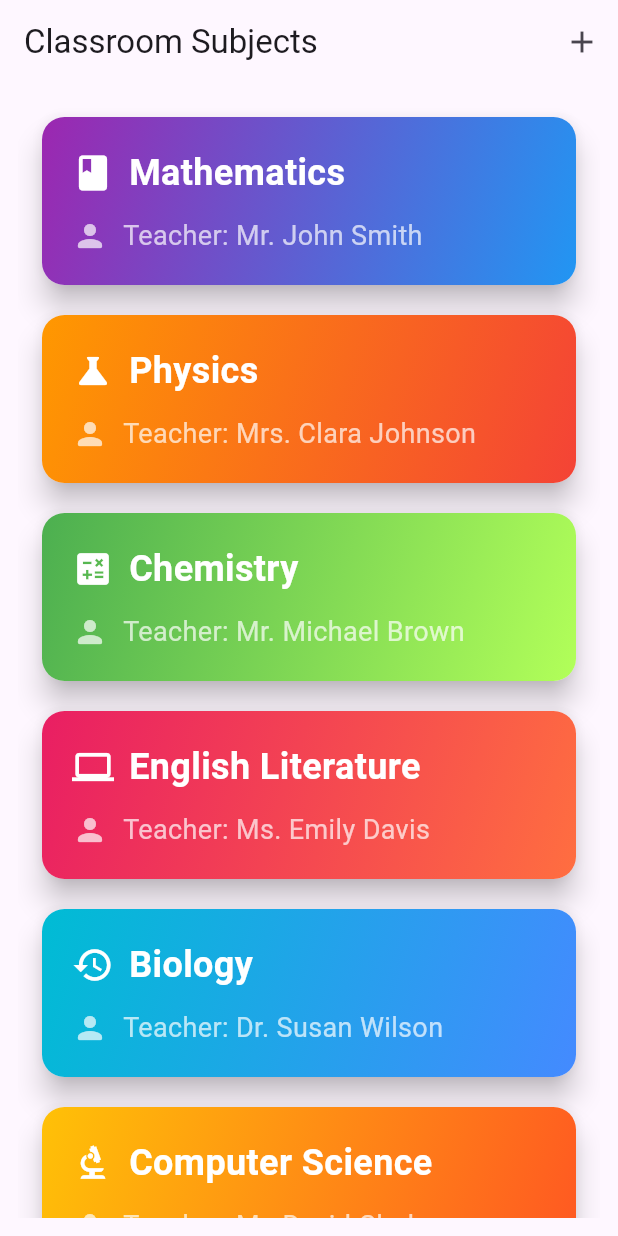
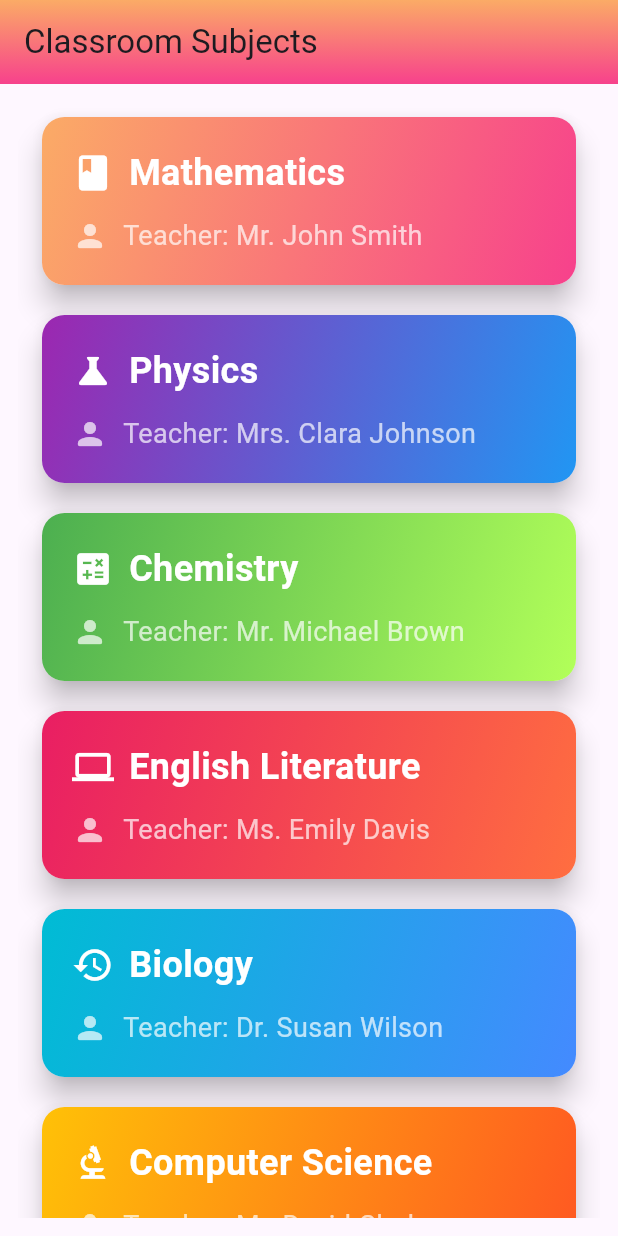
Before and after one commit to keyur653/kjit_hackathon, a Flutter app: the screen it shows after launch, on a phone screen of 412 x 824 dp. Run offline on Flutter 3.47's test engine with Material 3 defaults, Android fonts, the phone set to English and light mode, and no system bars; our stand-ins replace font_awesome_flutter, geolocator, image_picker.

Commit message:
classes_page changes

```diff
--- a/attendance_app/lib/classes.dart
+++ b/attendance_app/lib/classes_page.dart
@@ -1,3 +1,4 @@
+import 'package:attendance_app/theme.dart';
 import 'package:flutter/material.dart';
 import 'dart:math';
 
@@ -28,14 +29,19 @@ class _SubjectListScreenState extends State<SubjectListScreen> {
     return Scaffold(
       appBar: AppBar(
         title: Text('Classroom Subjects'),
-        actions: [
-          IconButton(
-            icon: Icon(Icons.add),
-            onPressed: () {
-              _showAddSubjectDialog(context);
-            },
+        flexibleSpace: Container(
+          decoration: BoxDecoration(
+            gradient: CustomTheme.primaryGradient,
           ),
-        ],
+        ),
+        // actions: [
+        //   IconButton(
+        //     icon: Icon(Icons.add),
+        //     onPressed: () {
+        //       _showAddSubjectDialog(context);
+        //     },
+        //   ),
+        // ],
       ),
       body: Padding(
         padding: const EdgeInsets.all(12.0),
@@ -110,8 +116,8 @@ class SubjectCard extends StatelessWidget {
   SubjectCard({required this.subjectName, required this.teacherName, required this.cardIndex});
 
   final List<List<Color>> gradientColors = [
+    [CustomTheme.loginGradientStart, CustomTheme.loginGradientEnd],
     [Colors.purple, Colors.blue],
-    [Colors.orange, Colors.red],
     [Colors.green, Colors.lightGreenAccent],
     [Colors.pink, Colors.deepOrangeAccent],
     [Colors.cyan, Colors.blueAccent],
--- a/attendance_app/lib/main.dart
+++ b/attendance_app/lib/main.dart
@@ -1,4 +1,4 @@
-import 'package:attendance_app/classes.dart';
+import 'package:attendance_app/classes_page.dart';
 import 'package:attendance_app/pages/login.dart';
 import 'package:attendance_app/widgets/sign_up.dart';
 import 'package:flutter/material.dart';
```
